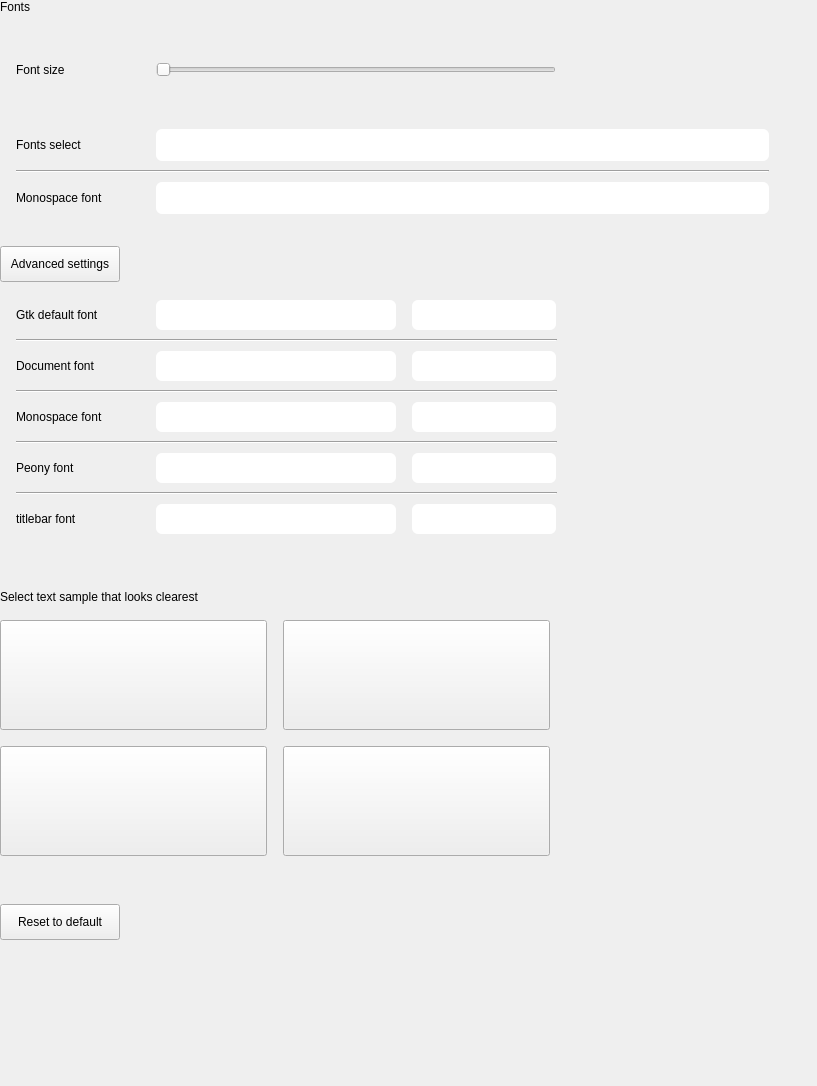
Old version of the form plugins/personalized/fonts/fonts.ui in the repository ukui/ukui-control-center.
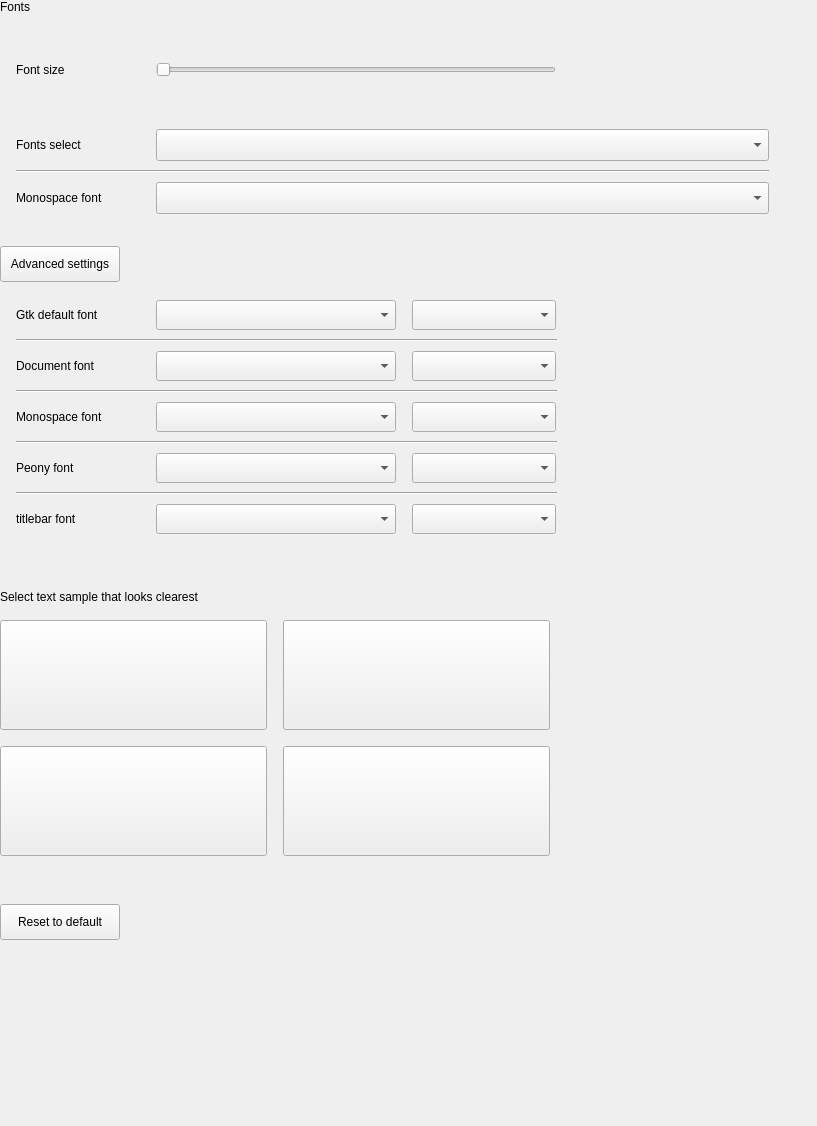
New version of the form. Icons and pictures are not drawn.

```diff
--- a/plugins/personalized/fonts/fonts.ui
+++ b/plugins/personalized/fonts/fonts.ui
@@ -7,7 +7,7 @@
     <x>0</x>
     <y>0</y>
     <width>817</width>
-    <height>1086</height>
+    <height>1126</height>
    </rect>
   </property>
   <property name="minimumSize">
@@ -283,7 +283,7 @@
             <property name="minimumSize">
              <size>
               <width>400</width>
-              <height>30</height>
+              <height>0</height>
              </size>
             </property>
             <property name="maximumSize">
@@ -293,38 +293,7 @@
              </size>
             </property>
             <property name="styleSheet">
-             <string notr="true">QComboBox{
-    background: rgba(255, 255, 255);
-    border-radius: 6px;
-    font-size:14px;
-    color: black;
-    min-height: 30px;
-    combobox-popup: 0;  /* 配合setMaxVisibleItems设置下拉框显示的条数，超过的滚动显示 */
-}
-
-QComboBox QAbstractItemView::item {
-    min-height: 30px;
-    border-radius: 2px ;
-    color:black;
-    background-color: rgba(255, 255, 255);
-}
-
-QComboBox::down-arrow{
-    image:url(://img/dropArrow/downpx.png);
-}
-
-QComboBox::drop-down{
-    width: 30px;
-    border: none;
-}
-
-QComboBox QListView::item:selected{
-    background: #3D6BE5;
-}
-
-
-
-</string>
+             <string notr="true"/>
             </property>
            </widget>
           </item>
@@ -384,7 +353,7 @@
             <property name="minimumSize">
              <size>
               <width>400</width>
-              <height>30</height>
+              <height>0</height>
              </size>
             </property>
             <property name="maximumSize">
@@ -394,38 +363,7 @@
              </size>
             </property>
             <property name="styleSheet">
-             <string notr="true">QComboBox{
-    background: rgba(255, 255, 255);
-    border-radius: 6px;
-    font-size:14px;
-    color: black;
-    min-height: 30px;
-    combobox-popup: 0;  /* 配合setMaxVisibleItems设置下拉框显示的条数，超过的滚动显示 */
-}
-
-QComboBox QAbstractItemView::item {
-    min-height: 30px;
-    border-radius: 2px ;
-    color:black;
-    background-color: rgba(255, 255, 255);
-}
-
-QComboBox::down-arrow{
-    image:url(://img/dropArrow/downpx.png);
-}
-
-QComboBox::drop-down{
-    width: 30px;
-    border: none;
-}
-
-QComboBox QListView::item:selected{
-    background: #3D6BE5;
-}
-
-
-
-</string>
+             <string notr="true"/>
             </property>
            </widget>
           </item>
@@ -576,7 +514,7 @@
             <property name="minimumSize">
              <size>
               <width>240</width>
-              <height>30</height>
+              <height>0</height>
              </size>
             </property>
             <property name="maximumSize">
@@ -586,38 +524,7 @@
              </size>
             </property>
             <property name="styleSheet">
-             <string notr="true">QComboBox{
-    background: rgba(255, 255, 255);
-    border-radius: 6px;
-    font-size:14px;
-    color: black;
-    min-height: 30px;
-    combobox-popup: 0;  /* 配合setMaxVisibleItems设置下拉框显示的条数，超过的滚动显示 */
-}
-
-QComboBox QAbstractItemView::item {
-    min-height: 30px;
-    border-radius: 2px ;
-    color:black;
-    background-color: rgba(255, 255, 255);
-}
-
-QComboBox::down-arrow{
-    image:url(://img/dropArrow/downpx.png);
-}
-
-QComboBox::drop-down{
-    width: 30px;
-    border: none;
-}
-
-QComboBox QListView::item:selected{
-    background: #3D6BE5;
-}
-
-
-
-</string>
+             <string notr="true"/>
             </property>
            </widget>
           </item>
@@ -642,7 +549,7 @@
             <property name="minimumSize">
              <size>
               <width>144</width>
-              <height>30</height>
+              <height>0</height>
              </size>
             </property>
             <property name="maximumSize">
@@ -652,38 +559,7 @@
              </size>
             </property>
             <property name="styleSheet">
-             <string notr="true">QComboBox{
-    background: rgba(255, 255, 255);
-    border-radius: 6px;
-    font-size:14px;
-    color: black;
-    min-height: 30px;
-    combobox-popup: 0;  /* 配合setMaxVisibleItems设置下拉框显示的条数，超过的滚动显示 */
-}
-
-QComboBox QAbstractItemView::item {
-    min-height: 30px;
-    border-radius: 2px ;
-    color:black;
-    background-color: rgba(255, 255, 255);
-}
-
-QComboBox::down-arrow{
-    image:url(://img/dropArrow/downpx.png);
-}
-
-QComboBox::drop-down{
-    width: 30px;
-    border: none;
-}
-
-QComboBox QListView::item:selected{
-    background: #3D6BE5;
-}
-
-
-
-</string>
+             <string notr="true"/>
             </property>
            </widget>
           </item>
@@ -756,7 +632,7 @@
             <property name="minimumSize">
              <size>
               <width>240</width>
-              <height>30</height>
+              <height>0</height>
              </size>
             </property>
             <property name="maximumSize">
@@ -766,38 +642,7 @@
              </size>
             </property>
             <property name="styleSheet">
-             <string notr="true">QComboBox{
-    background: rgba(255, 255, 255);
-    border-radius: 6px;
-    font-size:14px;
-    color: black;
-    min-height: 30px;
-    combobox-popup: 0;  /* 配合setMaxVisibleItems设置下拉框显示的条数，超过的滚动显示 */
-}
-
-QComboBox QAbstractItemView::item {
-    min-height: 30px;
-    border-radius: 2px ;
-    color:black;
-    background-color: rgba(255, 255, 255);
-}
-
-QComboBox::down-arrow{
-    image:url(://img/dropArrow/downpx.png);
-}
-
-QComboBox::drop-down{
-    width: 30px;
-    border: none;
-}
-
-QComboBox QListView::item:selected{
-    background: #3D6BE5;
-}
-
-
-
-</string>
+             <string notr="true"/>
             </property>
            </widget>
           </item>
@@ -822,7 +667,7 @@
             <property name="minimumSize">
              <size>
               <width>144</width>
-              <height>30</height>
+              <height>0</height>
              </size>
             </property>
             <property name="maximumSize">
@@ -832,38 +677,7 @@
              </size>
             </property>
             <property name="styleSheet">
-             <string notr="true">QComboBox{
-    background: rgba(255, 255, 255);
-    border-radius: 6px;
-    font-size:14px;
-    color: black;
-    min-height: 30px;
-    combobox-popup: 0;  /* 配合setMaxVisibleItems设置下拉框显示的条数，超过的滚动显示 */
-}
-
-QComboBox QAbstractItemView::item {
-    min-height: 30px;
-    border-radius: 2px ;
-    color:black;
-    background-color: rgba(255, 255, 255);
-}
-
-QComboBox::down-arrow{
-    image:url(://img/dropArrow/downpx.png);
-}
-
-QComboBox::drop-down{
-    width: 30px;
-    border: none;
-}
-
-QComboBox QListView::item:selected{
-    background: #3D6BE5;
-}
-
-
-
-</string>
+             <string notr="true"/>
             </property>
            </widget>
           </item>
@@ -936,7 +750,7 @@
             <property name="minimumSize">
              <size>
               <width>240</width>
-              <height>30</height>
+              <height>0</height>
              </size>
             </property>
             <property name="maximumSize">
@@ -946,38 +760,7 @@
              </size>
             </property>
             <property name="styleSheet">
-             <string notr="true">QComboBox{
-    background: rgba(255, 255, 255);
-    border-radius: 6px;
-    font-size:14px;
-    color: black;
-    min-height: 30px;
-    combobox-popup: 0;  /* 配合setMaxVisibleItems设置下拉框显示的条数，超过的滚动显示 */
-}
-
-QComboBox QAbstractItemView::item {
-    min-height: 30px;
-    border-radius: 2px ;
-    color:black;
-    background-color: rgba(255, 255, 255);
-}
-
-QComboBox::down-arrow{
-    image:url(://img/dropArrow/downpx.png);
-}
-
-QComboBox::drop-down{
-    width: 30px;
-    border: none;
-}
-
-QComboBox QListView::item:selected{
-    background: #3D6BE5;
-}
-
-
-
-</string>
+             <string notr="true"/>
             </property>
            </widget>
           </item>
@@ -1002,7 +785,7 @@
             <property name="minimumSize">
              <size>
               <width>144</width>
-              <height>30</height>
+              <height>0</height>
              </size>
             </property>
             <property name="maximumSize">
@@ -1012,38 +795,7 @@
              </size>
             </property>
             <property name="styleSheet">
-             <string notr="true">QComboBox{
-    background: rgba(255, 255, 255);
-    border-radius: 6px;
-    font-size:14px;
-    color: black;
-    min-height: 30px;
-    combobox-popup: 0;  /* 配合setMaxVisibleItems设置下拉框显示的条数，超过的滚动显示 */
-}
-
-QComboBox QAbstractItemView::item {
-    min-height: 30px;
-    border-radius: 2px ;
-    color:black;
-    background-color: rgba(255, 255, 255);
-}
-
-QComboBox::down-arrow{
-    image:url(://img/dropArrow/downpx.png);
-}
-
-QComboBox::drop-down{
-    width: 30px;
-    border: none;
-}
-
-QComboBox QListView::item:selected{
-    background: #3D6BE5;
-}
-
-
-
-</string>
+             <string notr="true"/>
             </property>
            </widget>
           </item>
@@ -1116,7 +868,7 @@
             <property name="minimumSize">
              <size>
               <width>240</width>
-              <height>30</height>
+              <height>0</height>
              </size>
             </property>
             <property name="maximumSize">
@@ -1126,38 +878,7 @@
              </size>
             </property>
             <property name="styleSheet">
-             <string notr="true">QComboBox{
-    background: rgba(255, 255, 255);
-    border-radius: 6px;
-    font-size:14px;
-    color: black;
-    min-height: 30px;
-    combobox-popup: 0;  /* 配合setMaxVisibleItems设置下拉框显示的条数，超过的滚动显示 */
-}
-
-QComboBox QAbstractItemView::item {
-    min-height: 30px;
-    border-radius: 2px ;
-    color:black;
-    background-color: rgba(255, 255, 255);
-}
-
-QComboBox::down-arrow{
-    image:url(://img/dropArrow/downpx.png);
-}
-
-QComboBox::drop-down{
-    width: 30px;
-    border: none;
-}
-
-QComboBox QListView::item:selected{
-    background: #3D6BE5;
-}
-
-
-
-</string>
+             <string notr="true"/>
             </property>
            </widget>
           </item>
@@ -1182,7 +903,7 @@
             <property name="minimumSize">
              <size>
               <width>144</width>
-              <height>30</height>
+              <height>0</height>
              </size>
             </property>
             <property name="maximumSize">
@@ -1192,38 +913,7 @@
              </size>
             </property>
             <property name="styleSheet">
-             <string notr="true">QComboBox{
-    background: rgba(255, 255, 255);
-    border-radius: 6px;
-    font-size:14px;
-    color: black;
-    min-height: 30px;
-    combobox-popup: 0;  /* 配合setMaxVisibleItems设置下拉框显示的条数，超过的滚动显示 */
-}
-
-QComboBox QAbstractItemView::item {
-    min-height: 30px;
-    border-radius: 2px ;
-    color:black;
-    background-color: rgba(255, 255, 255);
-}
-
-QComboBox::down-arrow{
-    image:url(://img/dropArrow/downpx.png);
-}
-
-QComboBox::drop-down{
-    width: 30px;
-    border: none;
-}
-
-QComboBox QListView::item:selected{
-    background: #3D6BE5;
-}
-
-
-
-</string>
+             <string notr="true"/>
             </property>
            </widget>
           </item>
@@ -1296,7 +986,7 @@
             <property name="minimumSize">
              <size>
               <width>240</width>
-              <height>30</height>
+              <height>0</height>
              </size>
             </property>
             <property name="maximumSize">
@@ -1306,38 +996,7 @@
              </size>
             </property>
             <property name="styleSheet">
-             <string notr="true">QComboBox{
-    background: rgba(255, 255, 255);
-    border-radius: 6px;
-    font-size:14px;
-    color: black;
-    min-height: 30px;
-    combobox-popup: 0;  /* 配合setMaxVisibleItems设置下拉框显示的条数，超过的滚动显示 */
-}
-
-QComboBox QAbstractItemView::item {
-    min-height: 30px;
-    border-radius: 2px ;
-    color:black;
-    background-color: rgba(255, 255, 255);
-}
-
-QComboBox::down-arrow{
-    image:url(://img/dropArrow/downpx.png);
-}
-
-QComboBox::drop-down{
-    width: 30px;
-    border: none;
-}
-
-QComboBox QListView::item:selected{
-    background: #3D6BE5;
-}
-
-
-
-</string>
+             <string notr="true"/>
             </property>
            </widget>
           </item>
@@ -1362,7 +1021,7 @@
             <property name="minimumSize">
              <size>
               <width>144</width>
-              <height>30</height>
+              <height>0</height>
              </size>
             </property>
             <property name="maximumSize">
@@ -1372,38 +1031,7 @@
              </size>
             </property>
             <property name="styleSheet">
-             <string notr="true">QComboBox{
-    background: rgba(255, 255, 255);
-    border-radius: 6px;
-    font-size:14px;
-    color: black;
-    min-height: 30px;
-    combobox-popup: 0;  /* 配合setMaxVisibleItems设置下拉框显示的条数，超过的滚动显示 */
-}
-
-QComboBox QAbstractItemView::item {
-    min-height: 30px;
-    border-radius: 2px ;
-    color:black;
-    background-color: rgba(255, 255, 255);
-}
-
-QComboBox::down-arrow{
-    image:url(://img/dropArrow/downpx.png);
-}
-
-QComboBox::drop-down{
-    width: 30px;
-    border: none;
-}
-
-QComboBox QListView::item:selected{
-    background: #3D6BE5;
-}
-
-
-
-</string>
+             <string notr="true"/>
             </property>
            </widget>
           </item>
```
